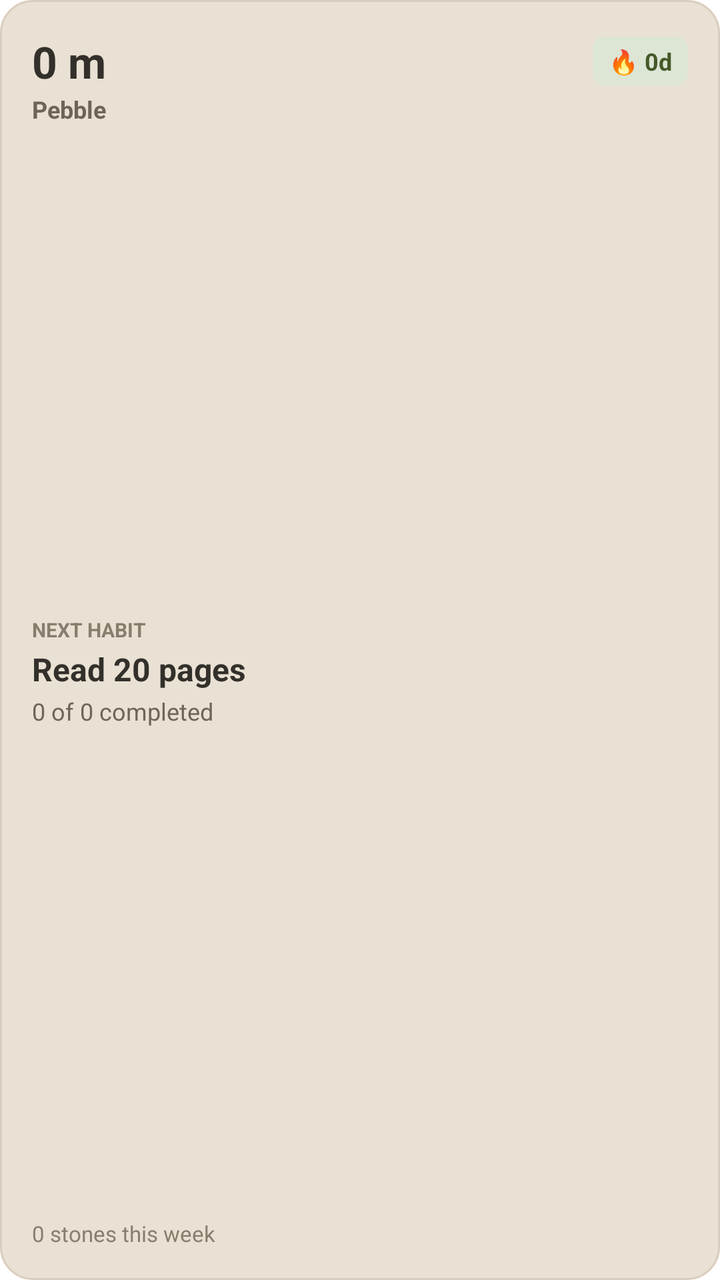
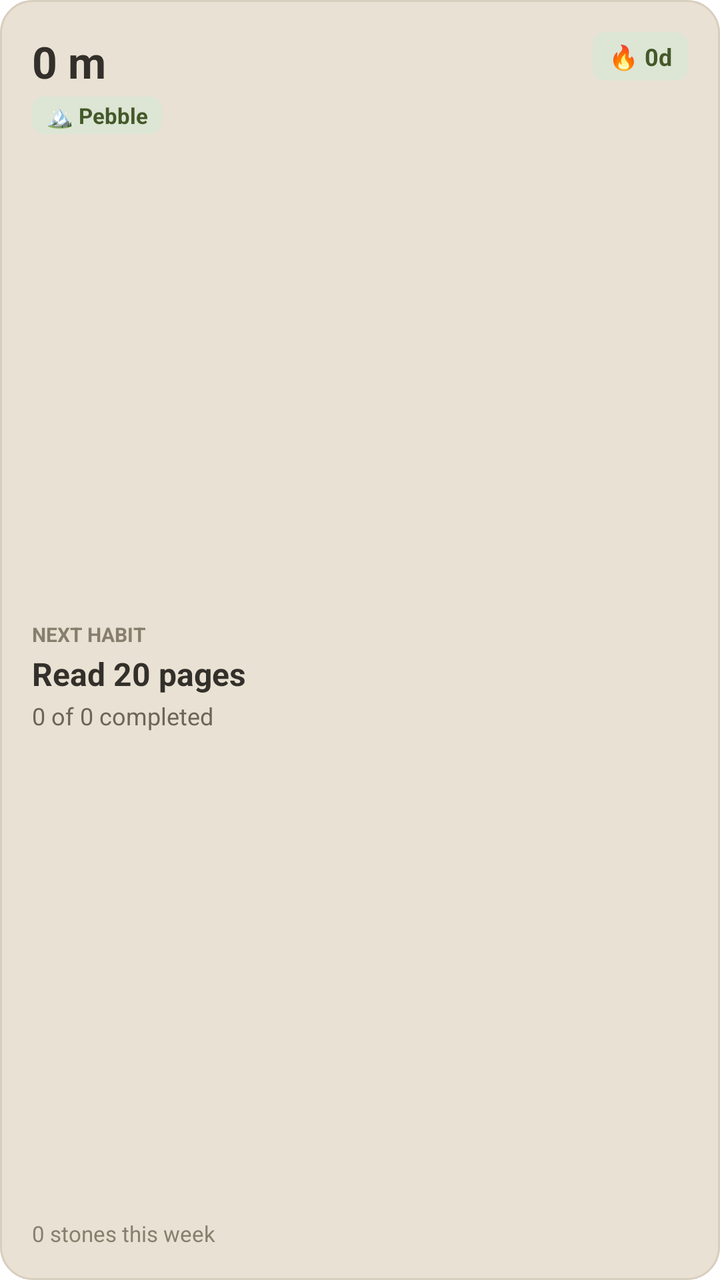

Screens rendered from an Android XML layout before and after an edit, with the pre-edit source and the edit as a unified diff.
<!-- AndroidManifest.xml: fallback theme Theme.MaterialComponents.DayNight.NoActionBar -->
<!-- res/layout/cairn_glance_widget.xml -->
<?xml version="1.0" encoding="utf-8"?>
<LinearLayout xmlns:android="http://schemas.android.com/apk/res/android"
    android:id="@+id/widget_glance_root"
    android:layout_width="match_parent"
    android:layout_height="match_parent"
    android:background="@drawable/widget_card_background"
    android:orientation="vertical"
    android:padding="16dp">

    
    <LinearLayout
        android:layout_width="match_parent"
        android:layout_height="wrap_content"
        android:gravity="center_vertical"
        android:orientation="horizontal">

        <TextView
            android:id="@+id/widget_glance_altitude"
            android:layout_width="0dp"
            android:layout_height="wrap_content"
            android:layout_weight="1"
            android:ellipsize="end"
            android:maxLines="1"
            android:text="0 m"
            android:textColor="#33302B"
            android:textSize="22sp"
            android:textStyle="bold" />

        <TextView
            android:id="@+id/widget_glance_streak"
            android:layout_width="wrap_content"
            android:layout_height="wrap_content"
            android:background="@drawable/widget_chip_sage"
            android:paddingStart="8dp"
            android:paddingEnd="8dp"
            android:paddingTop="4dp"
            android:paddingBottom="4dp"
            android:text="🔥 0d"
            android:textColor="#445929"
            android:textSize="12sp"
            android:textStyle="bold" />
    </LinearLayout>

    
    <TextView
        android:id="@+id/widget_glance_rank"
        android:layout_width="wrap_content"
        android:layout_height="wrap_content"
        android:layout_marginTop="1dp"
        android:text="Pebble"
        android:textColor="#6E6556"
        android:textSize="12sp"
        android:textStyle="bold" />

    <FrameLayout
        android:layout_width="match_parent"
        android:layout_height="0dp"
        android:layout_weight="1" />

    
    <TextView
        android:id="@+id/widget_glance_today_label"
        android:layout_width="wrap_content"
        android:layout_height="wrap_content"
        android:text="NEXT HABIT"
        android:textColor="#887E6E"
        android:textSize="10sp"
        android:textStyle="bold" />

    <TextView
        android:id="@+id/widget_glance_next_preview"
        android:layout_width="match_parent"
        android:layout_height="wrap_content"
        android:layout_marginTop="2dp"
        android:ellipsize="end"
        android:maxLines="2"
        android:text="Read 20 pages"
        android:textColor="#33302B"
        android:textSize="16sp"
        android:textStyle="bold" />

    <TextView
        android:id="@+id/widget_glance_today_progress"
        android:layout_width="wrap_content"
        android:layout_height="wrap_content"
        android:layout_marginTop="2dp"
        android:text="0 of 0 completed"
        android:textColor="#6E6556"
        android:textSize="12sp" />

    <FrameLayout
        android:layout_width="match_parent"
        android:layout_height="0dp"
        android:layout_weight="1" />

    
    <TextView
        android:id="@+id/widget_glance_week_stones"
        android:layout_width="wrap_content"
        android:layout_height="wrap_content"
        android:text="0 stones this week"
        android:textColor="#887E6E"
        android:textSize="11sp" />
</LinearLayout>
<!-- resources referenced by this layout -->
<resources>
  <!-- drawable widget_card_background (drawable) -->
  <?xml version="1.0" encoding="utf-8"?>
  <shape xmlns:android="http://schemas.android.com/apk/res/android"
      android:shape="rectangle">
      <solid android:color="#E9E1D3"/>
      <stroke
          android:width="1dp"
          android:color="#D8CEBE"/>
      <corners android:radius="16dp"/>
  </shape>
  <!-- drawable widget_chip_sage (drawable) -->
  <?xml version="1.0" encoding="utf-8"?>
  <shape xmlns:android="http://schemas.android.com/apk/res/android"
      android:shape="rectangle">
      <solid android:color="#DDE5D4"/>
      <corners android:radius="6dp"/>
  </shape>
</resources>

<!-- the commit's change to res/layout/cairn_glance_widget.xml (unified diff, before → after) -->
@@ -11,20 +11,41 @@
     <LinearLayout
         android:layout_width="match_parent"
         android:layout_height="wrap_content"
-        android:gravity="center_vertical"
+        android:gravity="top"
         android:orientation="horizontal">
 
-        <TextView
-            android:id="@+id/widget_glance_altitude"
+        <LinearLayout
             android:layout_width="0dp"
             android:layout_height="wrap_content"
             android:layout_weight="1"
-            android:ellipsize="end"
-            android:maxLines="1"
-            android:text="0 m"
-            android:textColor="#33302B"
-            android:textSize="22sp"
-            android:textStyle="bold" />
+            android:orientation="vertical">
+
+            <TextView
+                android:id="@+id/widget_glance_altitude"
+                android:layout_width="wrap_content"
+                android:layout_height="wrap_content"
+                android:ellipsize="end"
+                android:maxLines="1"
+                android:text="0 m"
+                android:textColor="#33302B"
+                android:textSize="22sp"
+                android:textStyle="bold" />
+
+            <TextView
+                android:id="@+id/widget_glance_rank"
+                android:layout_width="wrap_content"
+                android:layout_height="wrap_content"
+                android:layout_marginTop="3dp"
+                android:background="@drawable/widget_chip_sage"
+                android:paddingStart="7dp"
+                android:paddingEnd="7dp"
+                android:paddingTop="2dp"
+                android:paddingBottom="2dp"
+                android:text="🏔️ Pebble"
+                android:textColor="#445929"
+                android:textSize="11sp"
+                android:textStyle="bold" />
+        </LinearLayout>
 
         <TextView
             android:id="@+id/widget_glance_streak"
@@ -40,17 +61,6 @@
             android:textSize="12sp"
             android:textStyle="bold" />
     </LinearLayout>
-
-    
-    <TextView
-        android:id="@+id/widget_glance_rank"
-        android:layout_width="wrap_content"
-        android:layout_height="wrap_content"
-        android:layout_marginTop="1dp"
-        android:text="Pebble"
-        android:textColor="#6E6556"
-        android:textSize="12sp"
-        android:textStyle="bold" />
 
     <FrameLayout
         android:layout_width="match_parent"
